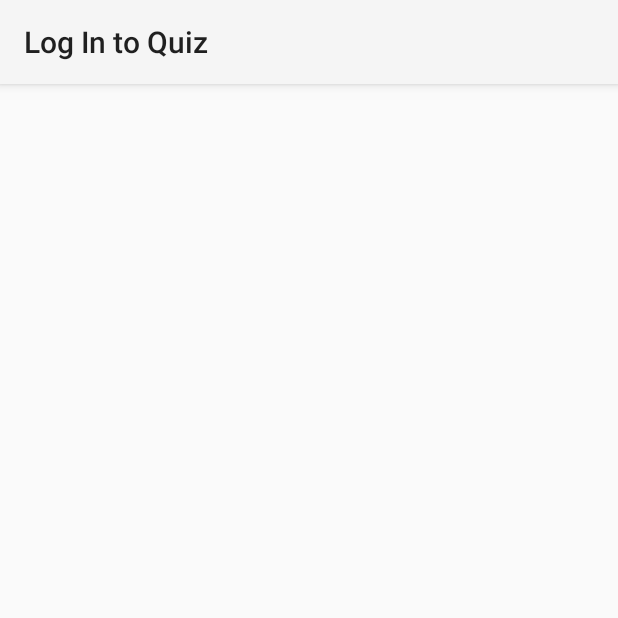
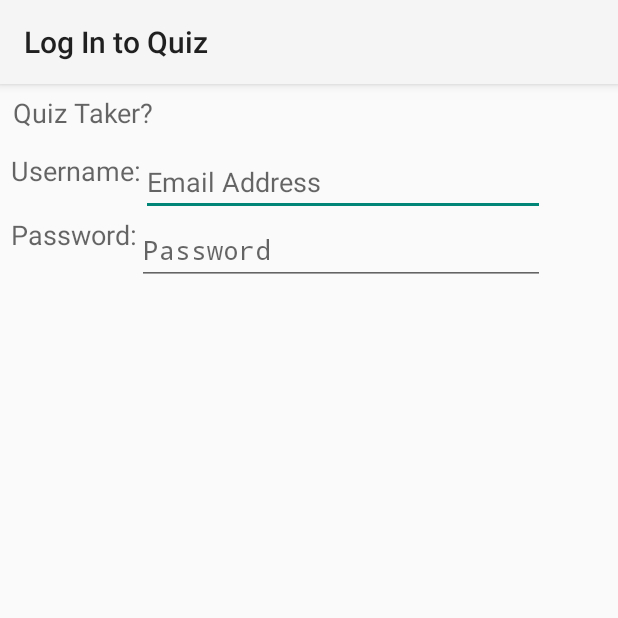
Before and after one commit to NazliMedghalchi/AndroidProject, an Android app: the LoginMain screen opened directly, with no data from a screen before it, on a phone screen of 412 x 824 dp, the top half of it. Run offline under Robolectric (Android 15) with nearby library versions, the phone set to English and light mode, and no system bars.

Commit message:
QuizTaker Login fields added

```diff
--- a/QuizApp/app/src/main/java/com/example/nazli/quizapp/LoginMain.java
+++ b/QuizApp/app/src/main/java/com/example/nazli/quizapp/LoginMain.java
@@ -1,10 +1,16 @@
 package com.example.nazli.quizapp;
 
 import android.app.Activity;
+import android.os.Bundle;
+import android.view.View;
 
 /**
  * Created by nazlimedghalchi on 15-10-08.
  */
 public class LoginMain extends Activity{
-
+    @Override
+    protected void onCreate(Bundle savedInstanceState) {
+        super.onCreate(savedInstanceState);
+        setContentView(R.layout.activity_login);
+    }
 }
--- a/QuizApp/app/src/main/res/layout/activity_login.xml
+++ b/QuizApp/app/src/main/res/layout/activity_login.xml
@@ -5,4 +5,117 @@
     android:weightSum="1"
     android:id="@+id/R">
 
+    <LinearLayout
+        android:layout_width="match_parent"
+        android:layout_height="wrap_content"
+        android:layout_gravity="center_horizontal"
+        android:gravity="fill_horizontal|center_horizontal|fill_vertical"
+        android:id="@+id/login_options"
+        android:weightSum="1"
+        android:layout_weight="0.04">
+
+        <LinearLayout
+            android:orientation="horizontal"
+            android:layout_width="match_parent"
+            android:layout_height="wrap_content"
+            android:id="@+id/quizTaker_login"
+            android:padding="5dp"
+            android:weightSum="1"
+            android:layout_margin="2dp">
+
+            <LinearLayout
+                android:orientation="vertical"
+                android:layout_width="wrap_content"
+                android:layout_height="match_parent"
+                android:weightSum="1">
+
+                <LinearLayout
+                    android:orientation="horizontal"
+                    android:layout_width="fill_parent"
+                    android:layout_height="37dp"
+                    android:id="@+id/QuizTaker">
+
+                    <TextView
+                        android:layout_width="wrap_content"
+                        android:layout_height="wrap_content"
+                        android:textAppearance="?android:attr/textAppearanceMedium"
+                        android:text="@string/QT_text"
+                        android:id="@+id/QT"
+                        android:gravity="center|fill_horizontal"
+                        android:padding="1dp"
+                        android:foregroundGravity="center" />
+                </LinearLayout>
+
+                <LinearLayout
+                    android:layout_width="fill_parent"
+                    android:layout_height="wrap_content"
+                    android:id="@+id/Username"
+                    android:weightSum="1">
+
+                    <TextView
+                        android:layout_width="wrap_content"
+                        android:layout_height="39dp"
+                        android:textAppearance="?android:attr/textAppearanceMedium"
+                        android:text="@string/username_text"
+                        android:id="@+id/QT_user"
+                        android:layout_gravity="center"
+                        android:foregroundGravity="right"
+                        android:gravity="left" />
+
+                    <EditText
+                        android:layout_width="fill_parent"
+                        android:layout_height="wrap_content"
+                        android:id="@+id/userQT"
+                        android:clickable="true"
+                        android:gravity="left|top"
+                        android:hint="@string/username_hint"
+                        android:layout_gravity="right|top" />
+
+                </LinearLayout>
+
+                <LinearLayout
+                    android:orientation="horizontal"
+                    android:layout_width="356dp"
+                    android:layout_height="46dp"
+                    android:id="@+id/Password">
+
+                    <TextView
+                        android:layout_width="wrap_content"
+                        android:layout_height="match_parent"
+                        android:textAppearance="?android:attr/textAppearanceMedium"
+                        android:text="@string/pass_text"
+                        android:id="@+id/QT_pass"
+                        android:layout_gravity="bottom"
+                        android:gravity="center_horizontal|left"
+                        android:foregroundGravity="right" />
+
+                    <EditText
+                        android:layout_width="fill_parent"
+                        android:layout_height="fill_parent"
+                        android:inputType="textPassword"
+                        android:ems="10"
+                        android:id="@+id/passQT"
+                        android:layout_weight="1"
+                        android:hint="@string/password_hint" />
+                </LinearLayout>
+            </LinearLayout>
+
+        </LinearLayout>
+
+    </LinearLayout>
+
+    <LinearLayout
+        android:orientation="vertical"
+        android:layout_width="match_parent"
+        android:layout_height="wrap_content"
+        android:gravity="center|fill_horizontal|left"
+        android:layout_weight="0.45"
+        android:id="@+id/QM">
+
+        <LinearLayout
+            android:orientation="horizontal"
+            android:layout_width="match_parent"
+            android:layout_height="match_parent"
+            android:id="@+id/QuizMaster"></LinearLayout>
+    </LinearLayout>
 </LinearLayout>
--- a/QuizApp/app/src/main/res/values/strings.xml
+++ b/QuizApp/app/src/main/res/values/strings.xml
@@ -10,5 +10,7 @@
     <string name="QT_text">Quiz Taker?</string>
     <string name="email_textInput">Email Address</string>
     <string name="pass_textInput">Password</string>
+    <string name="username_hint">Email Address</string>
+    <string name="password_hint">Password</string>
 
 </resources>
```
